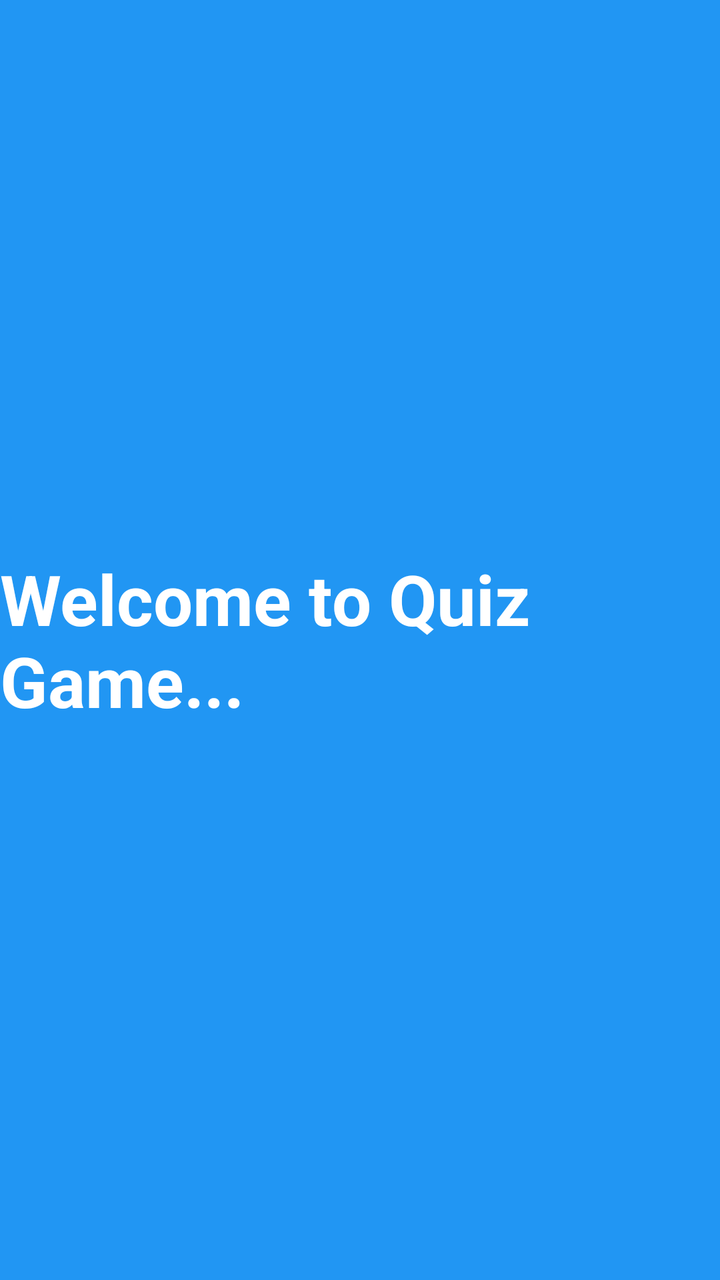
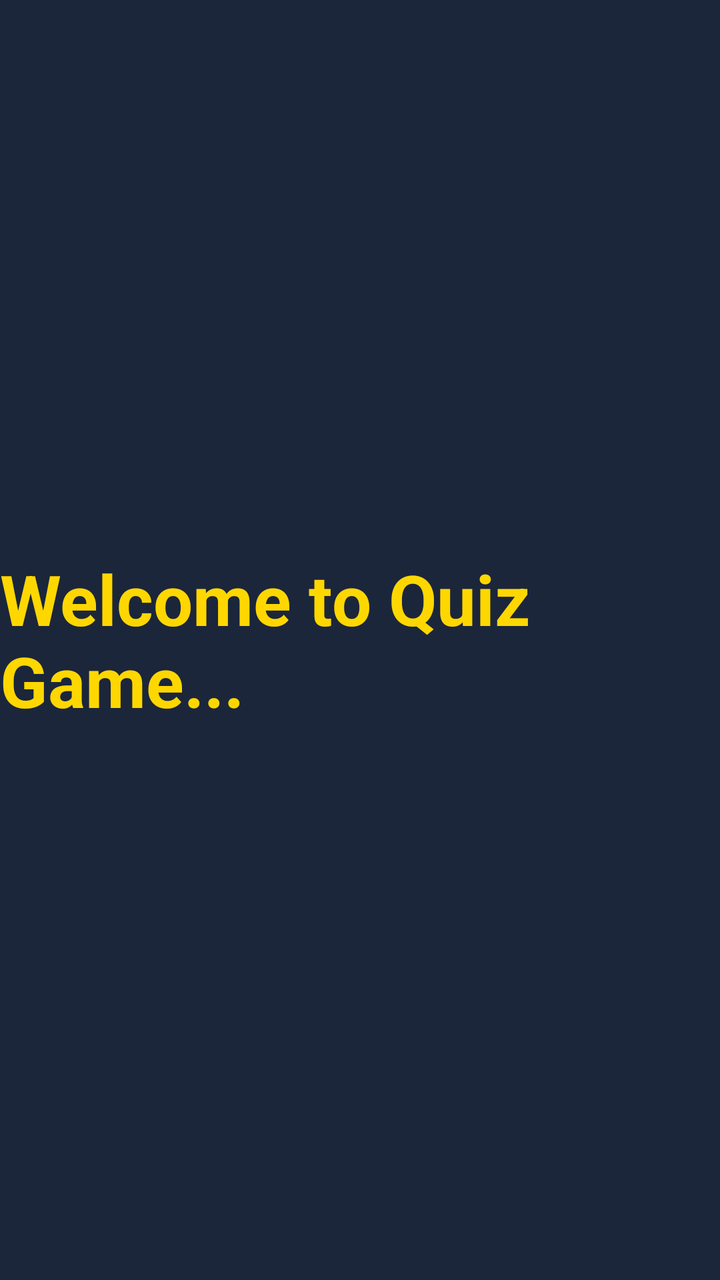

The first picture is an Android layout as it rendered before a commit; the second is the same layout after the commit. The layout source and the unified diff follow.
<!-- AndroidManifest.xml: application theme Theme.QuizApp -->
<!-- res/layout/activity_welcome.xml -->
<?xml version="1.0" encoding="utf-8"?>
<LinearLayout xmlns:android="http://schemas.android.com/apk/res/android"
    android:layout_width="match_parent"
    android:layout_height="match_parent"
    android:orientation="vertical"
    android:gravity="center"
    android:background="#2196F3">

    <TextView
        android:id="@+id/welcomeText"
        android:layout_width="wrap_content"
        android:layout_height="wrap_content"
        android:text="Welcome to Quiz Game..."
        android:textSize="35sp"
        android:textColor="#FFFFFF"
        android:textStyle="bold"/>

</LinearLayout>
<!-- resources referenced by this layout -->
<resources>
  <style name="Theme.QuizApp" parent="Base.Theme.QuizApp" />
  <style name="Base.Theme.QuizApp" parent="Theme.Material3.DayNight.NoActionBar">
          
          
      </style>
</resources>

<!-- the commit's change to res/layout/activity_welcome.xml (unified diff, before → after) -->
@@ -4,7 +4,7 @@
     android:layout_height="match_parent"
     android:orientation="vertical"
     android:gravity="center"
-    android:background="#2196F3">
+    android:background="#1B263B">
 
     <TextView
         android:id="@+id/welcomeText"
@@ -12,7 +12,7 @@
         android:layout_height="wrap_content"
         android:text="Welcome to Quiz Game..."
         android:textSize="35sp"
-        android:textColor="#FFFFFF"
+        android:textColor="#FFD700"
         android:textStyle="bold"/>
 
 </LinearLayout>
